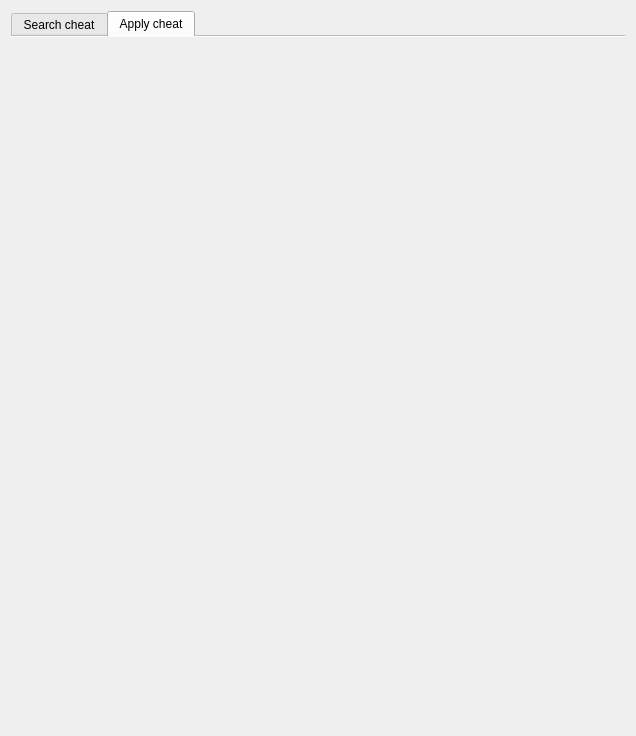
Qt form UI/cheating/cheat_window.ui (NADNES-TEAM/NADNES) before a commit.
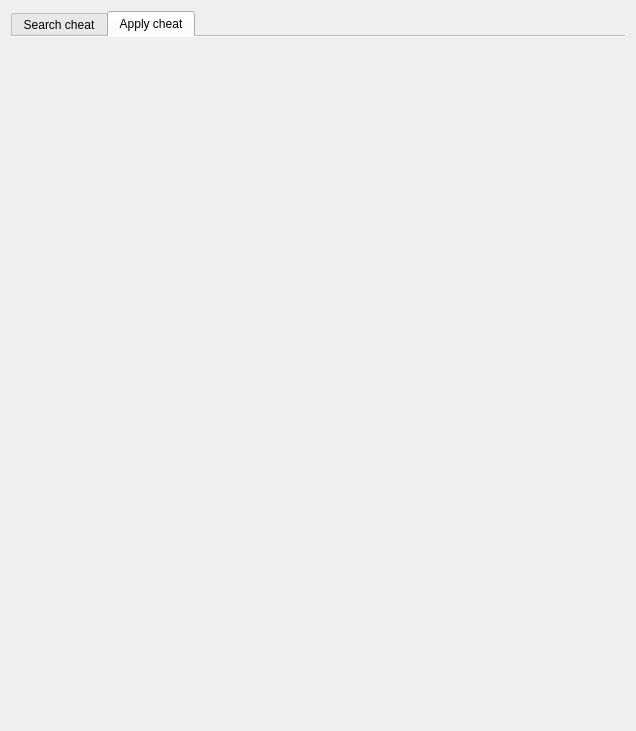
The same form after that commit.

Commit message: cheat window fix

What changed in the file:
```diff
--- a/UI/cheating/cheat_window.ui
+++ b/UI/cheating/cheat_window.ui
@@ -7,11 +7,11 @@
     <x>0</x>
     <y>0</y>
     <width>636</width>
-    <height>736</height>
+    <height>731</height>
    </rect>
   </property>
   <property name="sizePolicy">
-   <sizepolicy hsizetype="Expanding" vsizetype="Expanding">
+   <sizepolicy hsizetype="Preferred" vsizetype="Preferred">
     <horstretch>0</horstretch>
     <verstretch>0</verstretch>
    </sizepolicy>
@@ -25,7 +25,7 @@
      <item>
       <widget class="QTabWidget" name="tabWidget">
        <property name="sizePolicy">
-        <sizepolicy hsizetype="Expanding" vsizetype="Expanding">
+        <sizepolicy hsizetype="Preferred" vsizetype="Preferred">
          <horstretch>0</horstretch>
          <verstretch>0</verstretch>
         </sizepolicy>
```
The commit also changes 3 other files.
